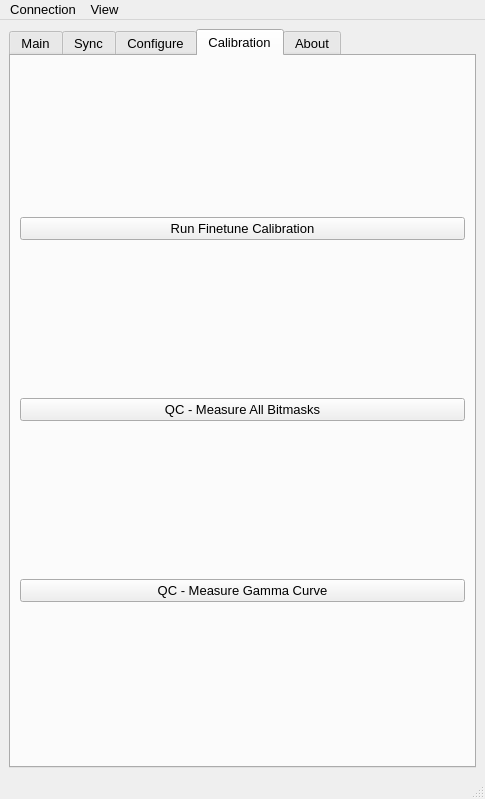
This is LedDriverGUI/resources/qt/QtDesigner_GUI.ui in berkeley-oz-vision/SixPrimaryProjector as Qt 5 draws it before an edit. The edited form follows.
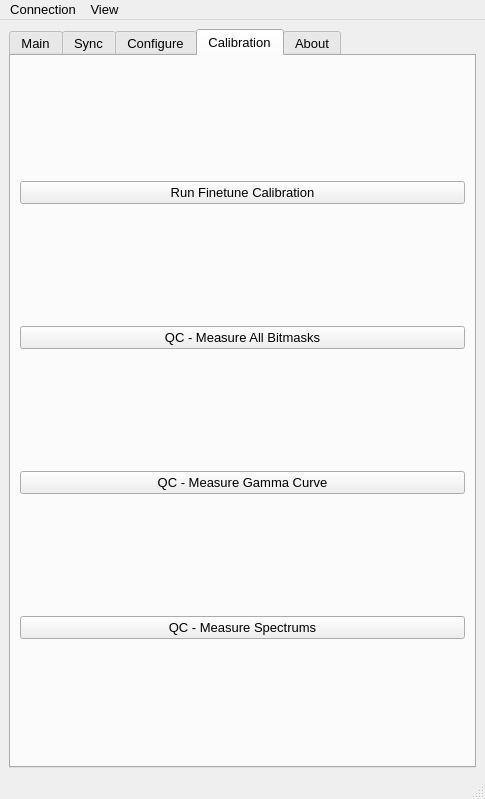
This is the edited form. The open tabs and pages were chosen to show the change.

Commit message: Add a new button that measures spectrums of list of LEDs with PR650. - not tested - idea is to make a new sequence table for each led, and just shine the first 8 bits

Diff of the .ui file:
```diff
--- a/LedDriverGUI/resources/qt/QtDesigner_GUI.ui
+++ b/LedDriverGUI/resources/qt/QtDesigner_GUI.ui
@@ -4751,6 +4751,16 @@
             </property>
             </widget>
         </item>
+        <item row="3" column="0">
+            <widget class="QPushButton" name="measure_spectrums_button">
+            <property name="toolTip">
+                <string>Measure spectrums per led</string>
+            </property>
+            <property name="text">
+                <string>QC - Measure Spectrums</string>
+            </property>
+            </widget>
+        </item>
        </layout>
       </widget>
       <widget class="QWidget" name="about_tab">
```
The commit also changes 4 other files.
